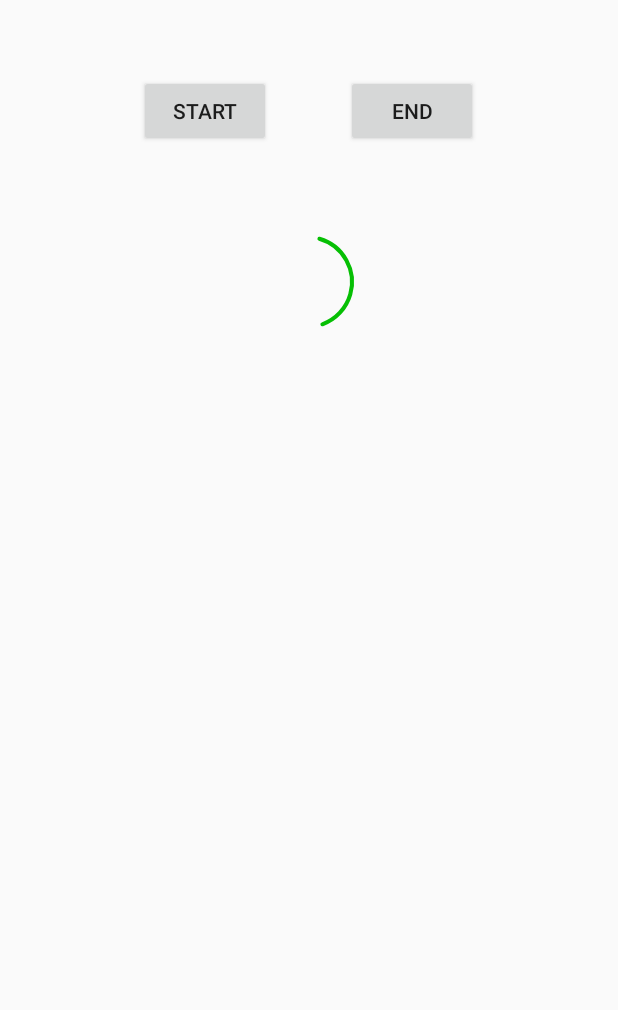
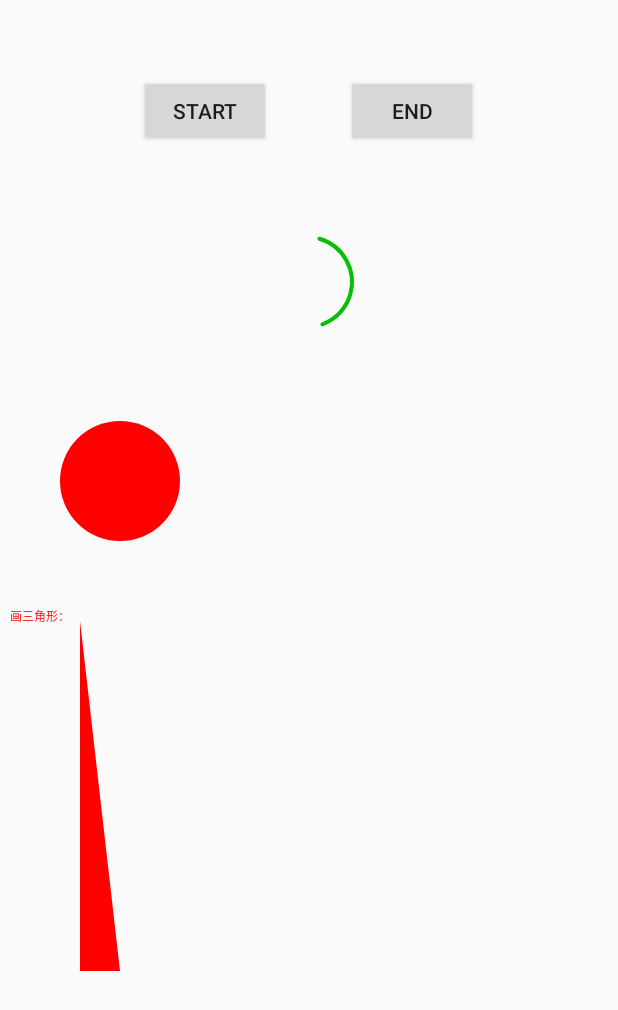
Before and after one commit to Ronaldinho10/basa, an Android app: the SixTeenAct screen opened directly, with no data from a screen before it, on a phone screen of 412 x 824 dp. Shown: the top 1010 px of the screen. Run offline under Robolectric (Android 15) with nearby library versions, the phone set to English and light mode, and no system bars; libraries missing offline, so code that uses them is left out: com.nineoldandroids.animation.

Commit message:
胡画view

```diff
--- /dev/null
+++ b/TxT/app/src/main/java/com/xy/kt/txt/widget/DrawView.java
@@ -0,0 +1,48 @@
+package com.xy.kt.txt.widget;
+
+import android.content.Context;
+import android.graphics.Canvas;
+import android.graphics.Color;
+import android.graphics.Paint;
+import android.graphics.Path;
+import android.support.annotation.Nullable;
+import android.util.AttributeSet;
+import android.view.View;
+
+/**
+ * Created by Z.T on 2017/4/6.
+ * desc:
+ */
+
+public class DrawView extends View {
+    public DrawView(Context context) {
+        super(context);
+    }
+
+    public DrawView(Context context, @Nullable AttributeSet attrs) {
+        super(context, attrs);
+    }
+
+    public DrawView(Context context, @Nullable AttributeSet attrs, int defStyleAttr) {
+        super(context, attrs, defStyleAttr);
+    }
+
+    @Override
+    protected void onDraw(Canvas canvas) {
+        super.onDraw(canvas);
+        Paint paint = new Paint();
+        paint.setColor(Color.RED);
+
+        canvas.drawCircle(120, 60, 60, paint);// 大圆
+
+        canvas.drawText("画三角形：", 10, 200, paint);
+        // 绘制这个三角形,你可以绘制任意多边形
+        Path path = new Path();
+        path.moveTo(80, 200);// 此点为多边形的起点
+        path.lineTo(120, 550);
+        path.lineTo(80, 550);
+        path.close(); // 使这些点构成封闭的多边形
+        canvas.drawPath(path, paint);
+
+    }
+}
--- a/TxT/app/src/main/res/layout/act_16.xml
+++ b/TxT/app/src/main/res/layout/act_16.xml
@@ -31,4 +31,9 @@
         android:layout_marginTop="50dp"
         android:layout_gravity="center"
         android:padding="10dp"/>
+
+    <com.xy.kt.txt.widget.DrawView
+        android:layout_width="wrap_content"
+        android:layout_height="wrap_content"
+        android:layout_marginTop="50dp"/>
 </LinearLayout>
```
